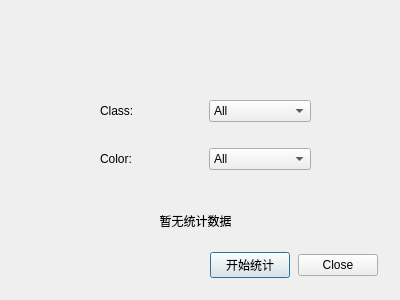
Old version of the form labelmaster/src/ui/stas_dialog.ui in the repository PraySky1337/ATLabelMaster.
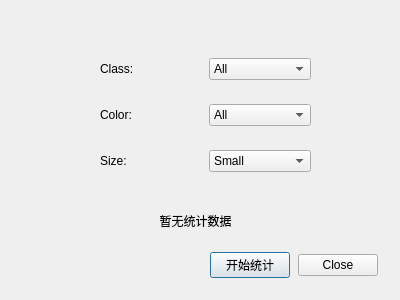
New version of the form.

What changed in the file:
```diff
--- a/labelmaster/src/ui/stas_dialog.ui
+++ b/labelmaster/src/ui/stas_dialog.ui
@@ -17,9 +17,9 @@
    <property name="geometry">
     <rect>
      <x>100</x>
-     <y>80</y>
+     <y>40</y>
      <width>211</width>
-     <height>111</height>
+     <height>151</height>
     </rect>
    </property>
    <layout class="QVBoxLayout" name="verticalLayout">
@@ -148,6 +148,31 @@
       </item>
      </layout>
     </item>
+    <item>
+     <layout class="QHBoxLayout" name="horizontalLayout_4">
+      <item>
+       <widget class="QLabel" name="label_3">
+        <property name="text">
+         <string>Size:</string>
+        </property>
+       </widget>
+      </item>
+      <item>
+       <widget class="QComboBox" name="sizeCombo">
+        <item>
+         <property name="text">
+          <string>Small</string>
+         </property>
+        </item>
+        <item>
+         <property name="text">
+          <string>Big</string>
+         </property>
+        </item>
+       </widget>
+      </item>
+     </layout>
+    </item>
    </layout>
   </widget>
   <widget class="QLabel" name="dataLabel">
```
Left out of the diff: 40 changed lines with no effect on the pictures.
